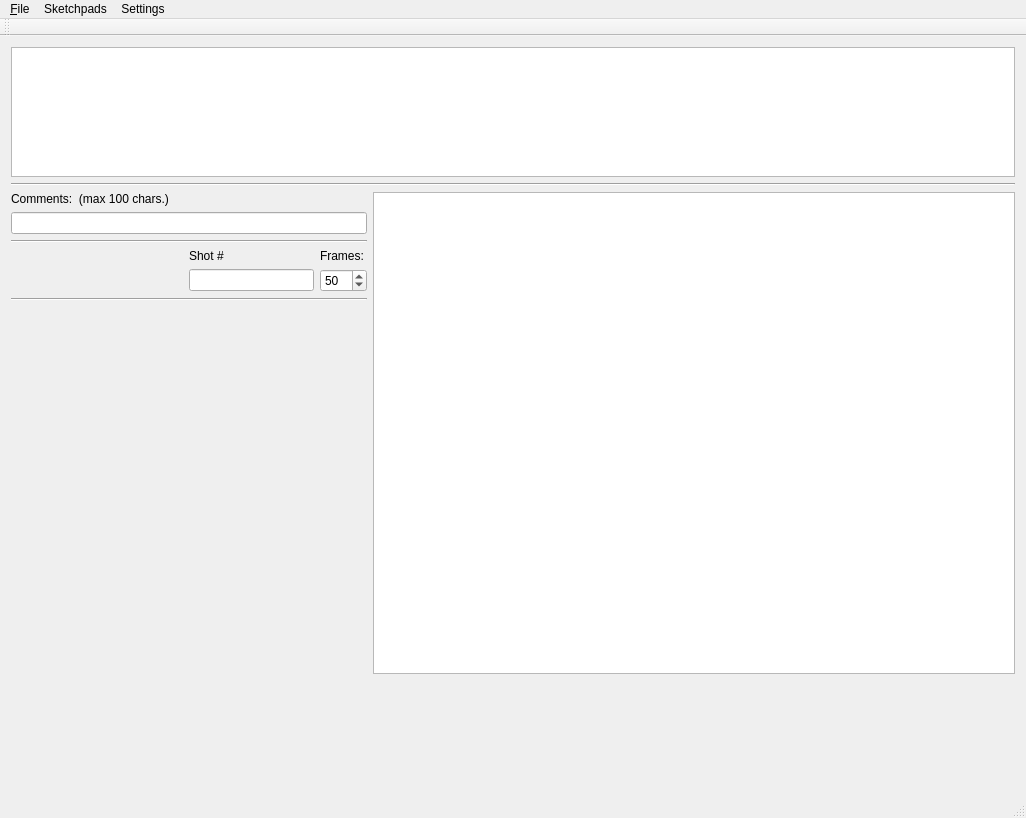
This is mainwindow.ui in davidlamhauge/dastoryboard as Qt 5 draws it before an edit. The edited form follows.
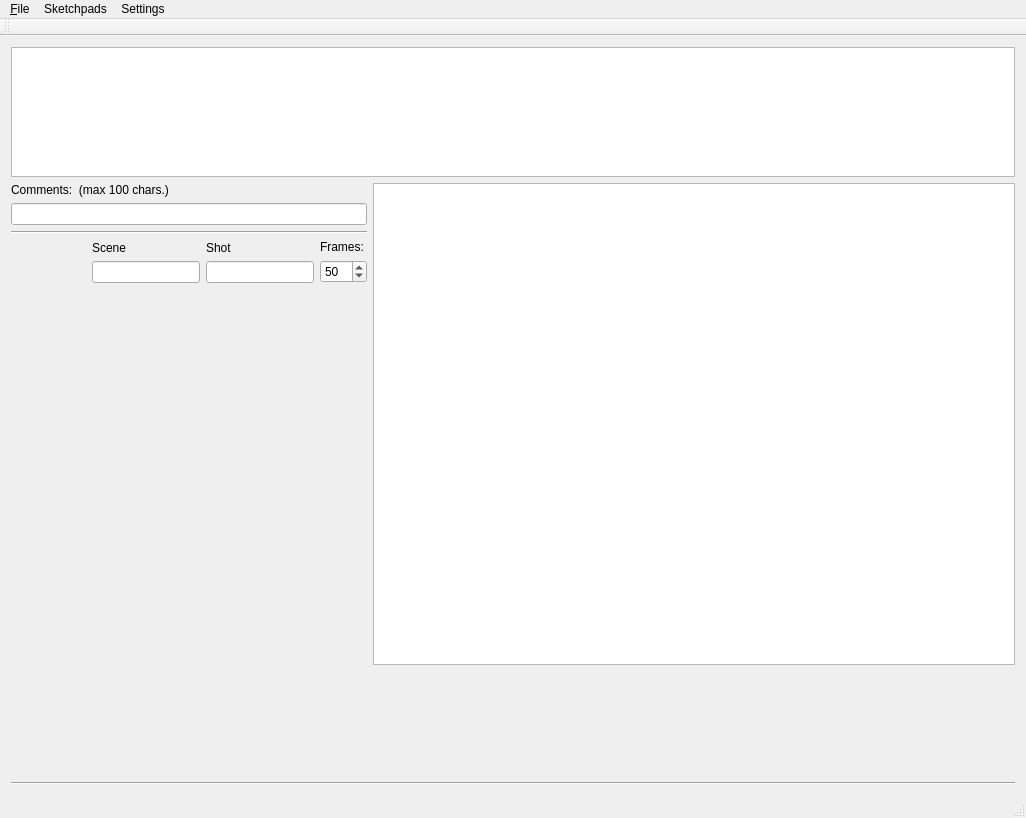
This is the edited form.

Diff of the .ui file:
```diff
--- a/mainwindow.ui
+++ b/mainwindow.ui
@@ -20,9 +20,9 @@
    <string>daStoryBoard</string>
   </property>
   <widget class="QWidget" name="centralWidget">
-   <layout class="QGridLayout" name="gridLayout_2">
+   <layout class="QGridLayout" name="gridLayout">
     <item row="0" column="0">
-     <layout class="QVBoxLayout" name="verticalLayout_4">
+     <layout class="QVBoxLayout" name="verticalLayout_7">
       <item>
        <widget class="QGraphicsView" name="gvStoryboard">
         <property name="minimumSize">
@@ -40,16 +40,9 @@
        </widget>
       </item>
       <item>
-       <widget class="Line" name="line_3">
-        <property name="orientation">
-         <enum>Qt::Horizontal</enum>
-        </property>
-       </widget>
-      </item>
-      <item>
-       <layout class="QHBoxLayout" name="horizontalLayout_4">
+       <layout class="QHBoxLayout" name="horizontalLayout_2">
         <item>
-         <layout class="QVBoxLayout" name="verticalLayout">
+         <layout class="QVBoxLayout" name="verticalLayout_6">
           <item>
            <layout class="QVBoxLayout" name="verticalLayout_2">
             <item>
@@ -76,7 +69,7 @@
            </widget>
           </item>
           <item>
-           <layout class="QHBoxLayout" name="horizontalLayout_3">
+           <layout class="QHBoxLayout" name="horizontalLayout">
             <item>
              <spacer name="horizontalSpacer_2">
               <property name="orientation">
@@ -91,29 +84,47 @@
              </spacer>
             </item>
             <item>
-             <layout class="QGridLayout" name="gridLayout">
-              <item row="0" column="0">
+             <layout class="QVBoxLayout" name="verticalLayout_5">
+              <item>
+               <widget class="QLabel" name="labScene">
+                <property name="text">
+                 <string>Scene</string>
+                </property>
+               </widget>
+              </item>
+              <item>
+               <widget class="QLineEdit" name="leScene"/>
+              </item>
+             </layout>
+            </item>
+            <item>
+             <layout class="QVBoxLayout" name="verticalLayout_4">
+              <item>
                <widget class="QLabel" name="labShot">
                 <property name="text">
-                 <string>Shot #</string>
+                 <string>Shot</string>
                 </property>
                </widget>
               </item>
-              <item row="0" column="1">
-               <widget class="QLabel" name="labFrames">
-                <property name="text">
-                 <string>Frames:</string>
-                </property>
-               </widget>
-              </item>
-              <item row="1" column="0">
+              <item>
                <widget class="QLineEdit" name="leShot">
                 <property name="maxLength">
                  <number>10</number>
                 </property>
                </widget>
               </item>
-              <item row="1" column="1">
+             </layout>
+            </item>
+            <item>
+             <layout class="QVBoxLayout" name="verticalLayout">
+              <item>
+               <widget class="QLabel" name="labFrames">
+                <property name="text">
+                 <string>Frames:</string>
+                </property>
+               </widget>
+              </item>
+              <item>
                <widget class="QSpinBox" name="sbFrames">
                 <property name="minimum">
                  <number>1</number>
@@ -130,13 +141,6 @@
             </item>
            </layout>
           </item>
-          <item>
-           <widget class="Line" name="line_2">
-            <property name="orientation">
-             <enum>Qt::Horizontal</enum>
-            </property>
-           </widget>
-          </item>
           <item>
            <spacer name="verticalSpacer_2">
             <property name="orientation">
@@ -192,6 +196,13 @@
       </item>
      </layout>
     </item>
+    <item row="1" column="0">
+     <widget class="Line" name="line_3">
+      <property name="orientation">
+       <enum>Qt::Horizontal</enum>
+      </property>
+     </widget>
+    </item>
    </layout>
   </widget>
   <widget class="QMenuBar" name="menuBar">
```
Left out of the diff: 6 changed lines with no effect on the pictures.
